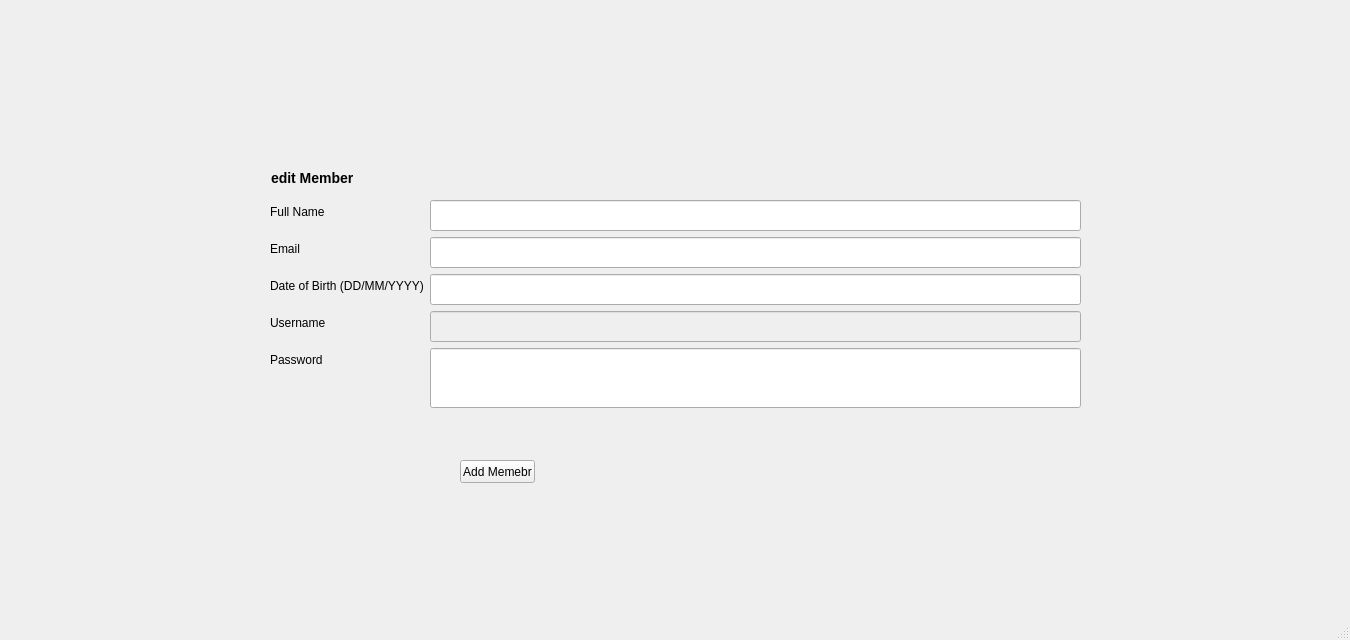
Qt form LibraryInformationSystem/adminmemberedit.ui (janelle-lr/CS106LibraryInformationSystem) before a commit.
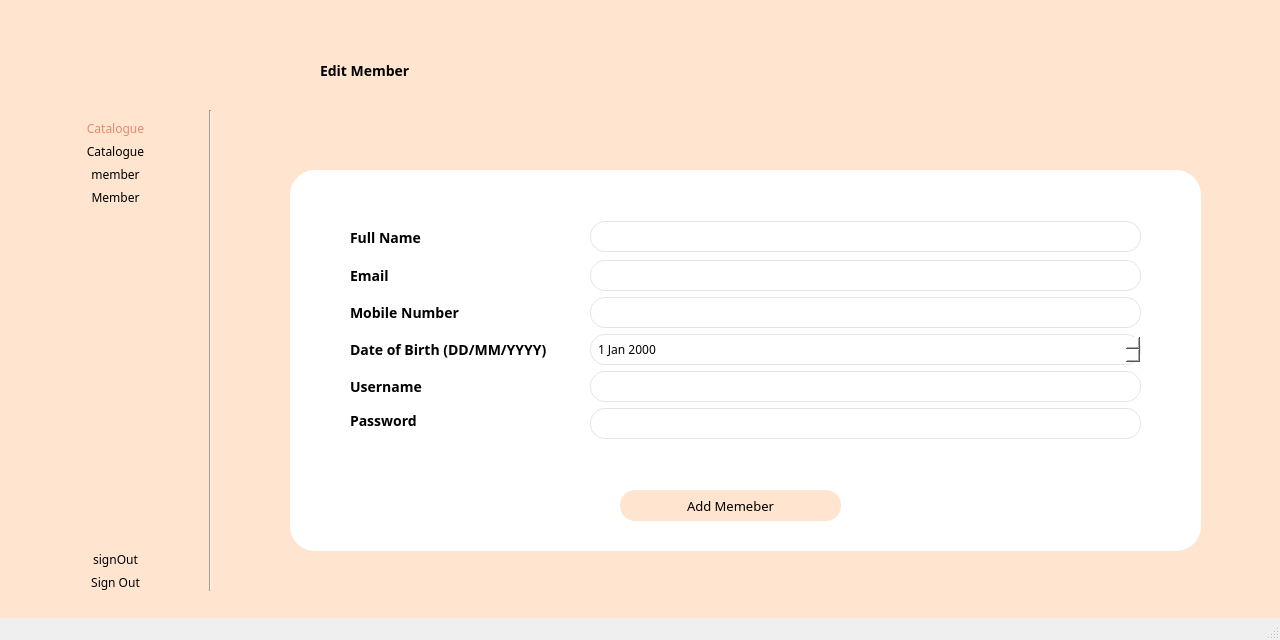
The same form after that commit. Icons and pictures are not drawn.

```diff
--- a/LibraryInformationSystem/adminmemberedit.ui
+++ b/LibraryInformationSystem/adminmemberedit.ui
@@ -6,65 +6,266 @@
    <rect>
     <x>0</x>
     <y>0</y>
-    <width>1350</width>
+    <width>1280</width>
     <height>640</height>
    </rect>
   </property>
   <property name="minimumSize">
    <size>
-    <width>1350</width>
-    <height>640</height>
+    <width>0</width>
+    <height>0</height>
    </size>
   </property>
   <property name="maximumSize">
    <size>
-    <width>1350</width>
-    <height>640</height>
+    <width>16777215</width>
+    <height>16777215</height>
    </size>
   </property>
   <property name="windowTitle">
    <string>MainWindow</string>
   </property>
   <widget class="QWidget" name="centralwidget">
-   <widget class="QWidget" name="layoutWidget">
+   <property name="styleSheet">
+    <string notr="true">QWidget{
+	background: #FFE5D0;
+	font-family: Montserrat;
+}</string>
+   </property>
+   <widget class="QLabel" name="logoImage">
     <property name="geometry">
      <rect>
-      <x>270</x>
-      <y>200</y>
-      <width>811</width>
-      <height>247</height>
+      <x>10</x>
+      <y>20</y>
+      <width>221</width>
+      <height>71</height>
      </rect>
     </property>
-    <layout class="QFormLayout" name="formLayout">
-     <item row="0" column="0">
-      <widget class="QLabel" name="label_4">
        <property name="text">
-        <string>Full Name</string>
-       </property>
-      </widget>
+     <string/>
+    </property>
+    <property name="pixmap">
+     <pixmap resource="resources.qrc">:/resources/images/bblLogo.png</pixmap>
+    </property>
+   </widget>
+   <widget class="QLabel" name="label_6">
+    <property name="geometry">
+     <rect>
+      <x>320</x>
+      <y>30</y>
+      <width>131</width>
+      <height>81</height>
+     </rect>
+    </property>
+    <property name="sizePolicy">
+     <sizepolicy hsizetype="Preferred" vsizetype="Fixed">
+      <horstretch>0</horstretch>
+      <verstretch>0</verstretch>
+     </sizepolicy>
+    </property>
+    <property name="styleSheet">
+     <string notr="true">QLabel{
+	font-weight: bold;
+	font-size: 14px;
+
+}</string>
+    </property>
+    <property name="text">
+     <string>Edit Member</string>
+    </property>
+   </widget>
+   <widget class="QWidget" name="layoutWidget_2">
+    <property name="geometry">
+     <rect>
+      <x>20</x>
+      <y>120</y>
+      <width>191</width>
+      <height>471</height>
+     </rect>
+    </property>
+    <layout class="QVBoxLayout" name="verticalLayout">
+     <item>
+      <widget class="QLabel" name="catalogueIcon">
+       <property name="styleSheet">
+        <string notr="true">QLabel{
+	color: rgb(231, 138, 107);
+}</string>
+       </property>
+       <property name="text">
+        <string>Catalogue</string>
+       </property>
+       <property name="alignment">
+        <set>Qt::AlignCenter</set>
+       </property>
+      </widget>
      </item>
-     <item row="0" column="1">
-      <widget class="QLineEdit" name="firstNameLineEdit">
-       <property name="minimumSize">
+     <item>
+      <widget class="QPushButton" name="catalogueBtn">
+       <property name="styleSheet">
+        <string notr="true">QPushButton{
+	border-radius:15px;
+	font: 14px &quot;Montserrat&quot;;
+}
+
+QPushButton:hover {
+	text-decoration: underline;
+}</string>
+       </property>
+       <property name="text">
+        <string>Catalogue</string>
+       </property>
+      </widget>
+     </item>
+     <item>
+      <widget class="QLabel" name="memberIcon">
+       <property name="text">
+        <string>member</string>
+       </property>
+       <property name="alignment">
+        <set>Qt::AlignCenter</set>
+       </property>
+      </widget>
+     </item>
+     <item>
+      <widget class="QPushButton" name="memberBtn">
+       <property name="styleSheet">
+        <string notr="true">QPushButton{
+	border-radius:15px;
+	font: 14px &quot;Montserrat&quot;;
+}
+
+QPushButton:hover {
+	text-decoration: underline;
+}</string>
+       </property>
+       <property name="text">
+        <string>Member</string>
+       </property>
+      </widget>
+     </item>
+     <item>
+      <spacer name="verticalSpacer">
+       <property name="orientation">
+        <enum>Qt::Vertical</enum>
+       </property>
+       <property name="sizeHint" stdset="0">
         <size>
-         <width>0</width>
-         <height>31</height>
+         <width>20</width>
+         <height>40</height>
         </size>
        </property>
+      </spacer>
+     </item>
+     <item>
+      <widget class="QLabel" name="signoutIcon">
        <property name="text">
+        <string>signOut</string>
+       </property>
+       <property name="alignment">
+        <set>Qt::AlignCenter</set>
+       </property>
+      </widget>
+     </item>
+     <item>
+      <widget class="QPushButton" name="signoutBtn">
+       <property name="styleSheet">
+        <string notr="true">QPushButton{
+	border-radius:15px;
+	font: 14px &quot;Montserrat&quot;;
+}
+
+QPushButton:hover {
+	text-decoration: underline;
+}</string>
+       </property>
+       <property name="text">
+        <string>Sign Out</string>
+       </property>
+      </widget>
+     </item>
+    </layout>
+   </widget>
+   <widget class="QGroupBox" name="groupBox">
+    <property name="geometry">
+     <rect>
+      <x>290</x>
+      <y>170</y>
+      <width>911</width>
+      <height>381</height>
+     </rect>
+    </property>
+    <property name="styleSheet">
+     <string notr="true">QGroupBox{
+	border-radius: 25px;
+	background: rgb(255, 255, 255);
+}
+
+/*QLineEdit{
+	background:rgb(255, 229, 208);
+	border-radius: 15px;
+}*/
+
+QLabel{
+	background: rgb(255, 255, 255);
+	font-size: 14px;
+	font-weight: bold;
+
+}
+
+QLineEdit {
+	background:rgb(255, 229, 208);
+	border: 1px solid;
+	border-radius: 15px;
+	border-color: #e5e5e5;
+	background-color: palette(base);
+	padding: 0px 5px;
+}
+
+QDateEdit{
+	background:rgb(255, 229, 208);
+	border: 1px solid;
+	border-radius: 15px;
+	border-color: #e5e5e5;
+	background-color: palette(base);
+	padding: 0px 5px;
+}
+
+QFormLayout{
+	color: rgb(255, 255, 255);
+}
+
+
+QPushButton {
+	border-radius: 15px; 
+	font-size: 13px;
+}
+</string>
+    </property>
+    <property name="title">
         <string/>
        </property>
-      </widget>
-     </item>
-     <item row="1" column="0">
-      <widget class="QLabel" name="label_13">
+    <widget class="QPushButton" name="updateMemberButton">
+     <property name="geometry">
+      <rect>
+       <x>330</x>
+       <y>320</y>
+       <width>221</width>
+       <height>31</height>
+      </rect>
+     </property>
        <property name="text">
-        <string>Email</string>
-       </property>
-      </widget>
-     </item>
-     <item row="1" column="1">
+      <string>Add Memeber</string>
+     </property>
+    </widget>
       <widget class="QLineEdit" name="emailLineEdit">
+     <property name="geometry">
+      <rect>
+       <x>300</x>
+       <y>90</y>
+       <width>551</width>
+       <height>31</height>
+      </rect>
+     </property>
        <property name="minimumSize">
         <size>
          <width>0</width>
@@ -72,9 +273,82 @@
         </size>
        </property>
       </widget>
-     </item>
-     <item row="2" column="0">
+    <widget class="QLineEdit" name="mobileNumLineEdit">
+     <property name="geometry">
+      <rect>
+       <x>300</x>
+       <y>127</y>
+       <width>551</width>
+       <height>31</height>
+      </rect>
+     </property>
+     <property name="minimumSize">
+      <size>
+       <width>0</width>
+       <height>31</height>
+      </size>
+     </property>
+     <property name="maximumSize">
+      <size>
+       <width>16777215</width>
+       <height>16777215</height>
+      </size>
+     </property>
+     <property name="baseSize">
+      <size>
+       <width>0</width>
+       <height>31</height>
+      </size>
+     </property>
+     <property name="text">
+      <string/>
+     </property>
+    </widget>
+    <widget class="QLineEdit" name="passwordLineEdit">
+     <property name="geometry">
+      <rect>
+       <x>300</x>
+       <y>238</y>
+       <width>551</width>
+       <height>31</height>
+      </rect>
+     </property>
+     <property name="sizePolicy">
+      <sizepolicy hsizetype="Preferred" vsizetype="Preferred">
+       <horstretch>0</horstretch>
+       <verstretch>0</verstretch>
+      </sizepolicy>
+     </property>
+     <property name="minimumSize">
+      <size>
+       <width>0</width>
+       <height>31</height>
+      </size>
+     </property>
+     <property name="maximumSize">
+      <size>
+       <width>16777215</width>
+       <height>0</height>
+      </size>
+     </property>
+     <property name="styleSheet">
+      <string notr="true">QLineEdit {
+	padding: 5px;
+}</string>
+     </property>
+     <property name="alignment">
+      <set>Qt::AlignLeading|Qt::AlignLeft|Qt::AlignTop</set>
+     </property>
+    </widget>
       <widget class="QLabel" name="label_20">
+     <property name="geometry">
+      <rect>
+       <x>60</x>
+       <y>164</y>
+       <width>211</width>
+       <height>31</height>
+      </rect>
+     </property>
        <property name="sizePolicy">
         <sizepolicy hsizetype="Preferred" vsizetype="Preferred">
          <horstretch>0</horstretch>
@@ -97,53 +371,53 @@
         <string>Date of Birth (DD/MM/YYYY)</string>
        </property>
       </widget>
-     </item>
-     <item row="2" column="1">
-      <widget class="QLineEdit" name="dobLineEdit">
-       <property name="sizePolicy">
-        <sizepolicy hsizetype="Preferred" vsizetype="Preferred">
-         <horstretch>0</horstretch>
-         <verstretch>0</verstretch>
-        </sizepolicy>
-       </property>
-       <property name="minimumSize">
-        <size>
-         <width>0</width>
+    <widget class="QLabel" name="label">
+     <property name="geometry">
+      <rect>
+       <x>60</x>
+       <y>127</y>
+       <width>161</width>
          <height>31</height>
-        </size>
-       </property>
-      </widget>
-     </item>
-     <item row="3" column="0">
-      <widget class="QLabel" name="label_21">
-       <property name="sizePolicy">
-        <sizepolicy hsizetype="Preferred" vsizetype="Preferred">
-         <horstretch>0</horstretch>
-         <verstretch>0</verstretch>
-        </sizepolicy>
-       </property>
-       <property name="minimumSize">
-        <size>
-         <width>0</width>
-         <height>0</height>
-        </size>
-       </property>
-       <property name="maximumSize">
-        <size>
-         <width>16777185</width>
-         <height>16777215</height>
-        </size>
+      </rect>
        </property>
        <property name="text">
-        <string>Username</string>
-       </property>
-      </widget>
-     </item>
-     <item row="3" column="1">
+      <string>Mobile Number</string>
+     </property>
+    </widget>
+    <widget class="QDateEdit" name="dateEdit">
+     <property name="geometry">
+      <rect>
+       <x>300</x>
+       <y>164</y>
+       <width>551</width>
+       <height>31</height>
+      </rect>
+     </property>
+     <property name="minimumSize">
+      <size>
+       <width>0</width>
+       <height>31</height>
+      </size>
+     </property>
+     <property name="maximumSize">
+      <size>
+       <width>16777215</width>
+       <height>0</height>
+      </size>
+     </property>
+    </widget>
       <widget class="QLineEdit" name="usernameLineEdit">
        <property name="enabled">
         <bool>false</bool>
        </property>
+     <property name="geometry">
+      <rect>
+       <x>300</x>
+       <y>201</y>
+       <width>551</width>
+       <height>31</height>
+      </rect>
+     </property>
        <property name="sizePolicy">
         <sizepolicy hsizetype="Preferred" vsizetype="Preferred">
          <horstretch>0</horstretch>
@@ -156,10 +430,66 @@
          <height>31</height>
         </size>
        </property>
-      </widget>
-     </item>
-     <item row="4" column="0">
+     <property name="maximumSize">
+      <size>
+       <width>16777215</width>
+       <height>0</height>
+      </size>
+     </property>
+    </widget>
+    <widget class="QLabel" name="label_13">
+     <property name="geometry">
+      <rect>
+       <x>60</x>
+       <y>90</y>
+       <width>111</width>
+       <height>31</height>
+      </rect>
+     </property>
+     <property name="text">
+      <string>Email</string>
+     </property>
+    </widget>
+    <widget class="QLabel" name="label_21">
+     <property name="geometry">
+      <rect>
+       <x>60</x>
+       <y>201</y>
+       <width>141</width>
+       <height>31</height>
+      </rect>
+     </property>
+     <property name="sizePolicy">
+      <sizepolicy hsizetype="Preferred" vsizetype="Preferred">
+       <horstretch>0</horstretch>
+       <verstretch>0</verstretch>
+      </sizepolicy>
+     </property>
+     <property name="minimumSize">
+      <size>
+       <width>0</width>
+       <height>0</height>
+      </size>
+     </property>
+     <property name="maximumSize">
+      <size>
+       <width>16777185</width>
+       <height>16777215</height>
+      </size>
+     </property>
+     <property name="text">
+      <string>Username</string>
+     </property>
+    </widget>
       <widget class="QLabel" name="label_16">
+     <property name="geometry">
+      <rect>
+       <x>60</x>
+       <y>235</y>
+       <width>141</width>
+       <height>31</height>
+      </rect>
+     </property>
        <property name="sizePolicy">
         <sizepolicy hsizetype="Preferred" vsizetype="Preferred">
          <horstretch>0</horstretch>
@@ -182,40 +512,46 @@
         <string>Password</string>
        </property>
       </widget>
-     </item>
-     <item row="4" column="1">
-      <widget class="QLineEdit" name="passwordLineEdit">
-       <property name="sizePolicy">
-        <sizepolicy hsizetype="Preferred" vsizetype="Preferred">
-         <horstretch>0</horstretch>
-         <verstretch>0</verstretch>
-        </sizepolicy>
+    <widget class="QLabel" name="label_4">
+     <property name="geometry">
+      <rect>
+       <x>60</x>
+       <y>60</y>
+       <width>101</width>
+       <height>16</height>
+      </rect>
+     </property>
+     <property name="text">
+      <string>Full Name</string>
+     </property>
+    </widget>
+    <widget class="QLineEdit" name="firstNameLineEdit">
+     <property name="geometry">
+      <rect>
+       <x>300</x>
+       <y>51</y>
+       <width>551</width>
+       <height>31</height>
+      </rect>
        </property>
        <property name="minimumSize">
         <size>
          <width>0</width>
-         <height>60</height>
-        </size>
-       </property>
-       <property name="styleSheet">
-        <string notr="true">QLineEdit {
-	padding: 5px;
-}</string>
-       </property>
-       <property name="alignment">
-        <set>Qt::AlignLeading|Qt::AlignLeft|Qt::AlignTop</set>
-       </property>
-      </widget>
-     </item>
-    </layout>
+       <height>31</height>
+      </size>
+     </property>
+     <property name="text">
+      <string/>
+     </property>
+    </widget>
    </widget>
-   <widget class="QLabel" name="label_6">
+   <widget class="Line" name="line">
     <property name="geometry">
      <rect>
-      <x>271</x>
-      <y>137</y>
-      <width>1019</width>
-      <height>81</height>
+      <x>200</x>
+      <y>110</y>
+      <width>21</width>
+      <height>481</height>
      </rect>
     </property>
     <property name="sizePolicy">
@@ -225,27 +561,12 @@
      </sizepolicy>
     </property>
     <property name="styleSheet">
-     <string notr="true">QLabel{
-	font-weight: bold;
-	font-size: 14px;
-
+     <string notr="true">Line{
+	color:rgb(221, 46, 68);
 }</string>
     </property>
-    <property name="text">
-     <string>edit Member</string>
-    </property>
-   </widget>
-   <widget class="QPushButton" name="updateMemberButton">
-    <property name="geometry">
-     <rect>
-      <x>460</x>
-      <y>460</y>
-      <width>75</width>
-      <height>23</height>
-     </rect>
-    </property>
-    <property name="text">
-     <string>Add Memebr</string>
+    <property name="orientation">
+     <enum>Qt::Vertical</enum>
     </property>
    </widget>
   </widget>
```
Left out of the diff: 12 changed lines with no effect on the pictures. Lines whose indentation alone changed are shown as unchanged.
